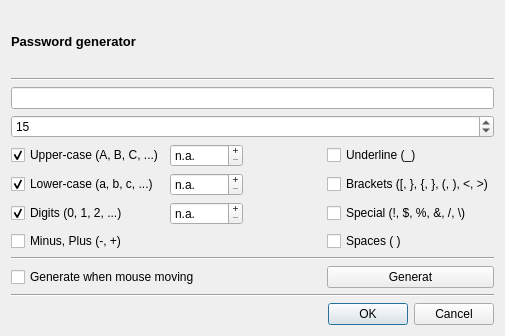
The window that src/guiQt/DialogPasswordGenerator.ui (joda01/mypasswords) describes before a commit, drawn with Qt 5.
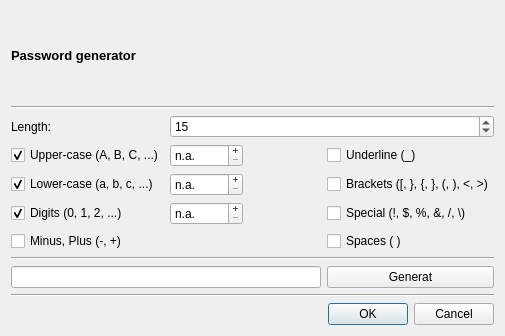
The same window after the commit.

Commit message:
Random generation of password with possibility to choose number of chars per group
Number of chars per group does not work yet.

Patch:
```diff
--- a/src/guiQt/DialogPasswordGenerator.ui
+++ b/src/guiQt/DialogPasswordGenerator.ui
@@ -83,19 +83,6 @@
      </property>
     </widget>
    </item>
-   <item row="14" column="0" colspan="2">
-    <widget class="QCheckBox" name="checkGenerateOnMouseMove">
-     <property name="enabled">
-      <bool>true</bool>
-     </property>
-     <property name="text">
-      <string>Generate when mouse moving</string>
-     </property>
-     <property name="checked">
-      <bool>false</bool>
-     </property>
-    </widget>
-   </item>
    <item row="9" column="3">
     <widget class="QCheckBox" name="checkSpaces">
      <property name="text">
@@ -113,13 +100,6 @@
      </property>
     </widget>
    </item>
-   <item row="14" column="3">
-    <widget class="QPushButton" name="buttonGenerate">
-     <property name="text">
-      <string>Generat</string>
-     </property>
-    </widget>
-   </item>
    <item row="7" column="0">
     <widget class="QCheckBox" name="checkLowerCase">
      <property name="text">
@@ -140,22 +120,6 @@
      </property>
     </widget>
    </item>
-   <item row="4" column="0" colspan="4">
-    <widget class="QSpinBox" name="textLengthOfPassword">
-     <property name="minimum">
-      <number>1</number>
-     </property>
-     <property name="maximum">
-      <number>256</number>
-     </property>
-     <property name="value">
-      <number>15</number>
-     </property>
-    </widget>
-   </item>
-   <item row="2" column="0" colspan="4">
-    <widget class="QLineEdit" name="textGeneratedPassword"/>
-   </item>
    <item row="1" column="0" colspan="4">
     <widget class="Line" name="line">
      <property name="orientation">
@@ -214,6 +178,36 @@
      </property>
     </widget>
    </item>
+   <item row="11" column="3">
+    <widget class="QPushButton" name="buttonGenerate">
+     <property name="text">
+      <string>Generat</string>
+     </property>
+    </widget>
+   </item>
+   <item row="11" column="0" colspan="3">
+    <widget class="QLineEdit" name="textGeneratedPassword"/>
+   </item>
+   <item row="4" column="1" colspan="3">
+    <widget class="QSpinBox" name="textLengthOfPassword">
+     <property name="minimum">
+      <number>1</number>
+     </property>
+     <property name="maximum">
+      <number>256</number>
+     </property>
+     <property name="value">
+      <number>15</number>
+     </property>
+    </widget>
+   </item>
+   <item row="4" column="0">
+    <widget class="QLabel" name="label_2">
+     <property name="text">
+      <string>Length:</string>
+     </property>
+    </widget>
+   </item>
   </layout>
  </widget>
  <resources/>
```
The commit also changes 5 other files.
